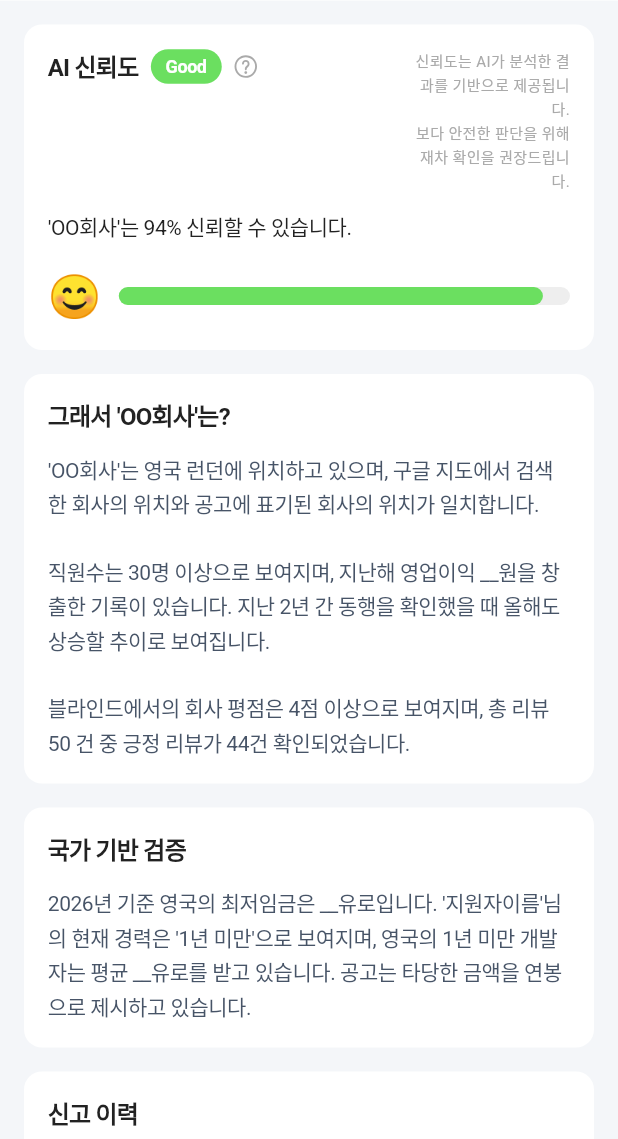
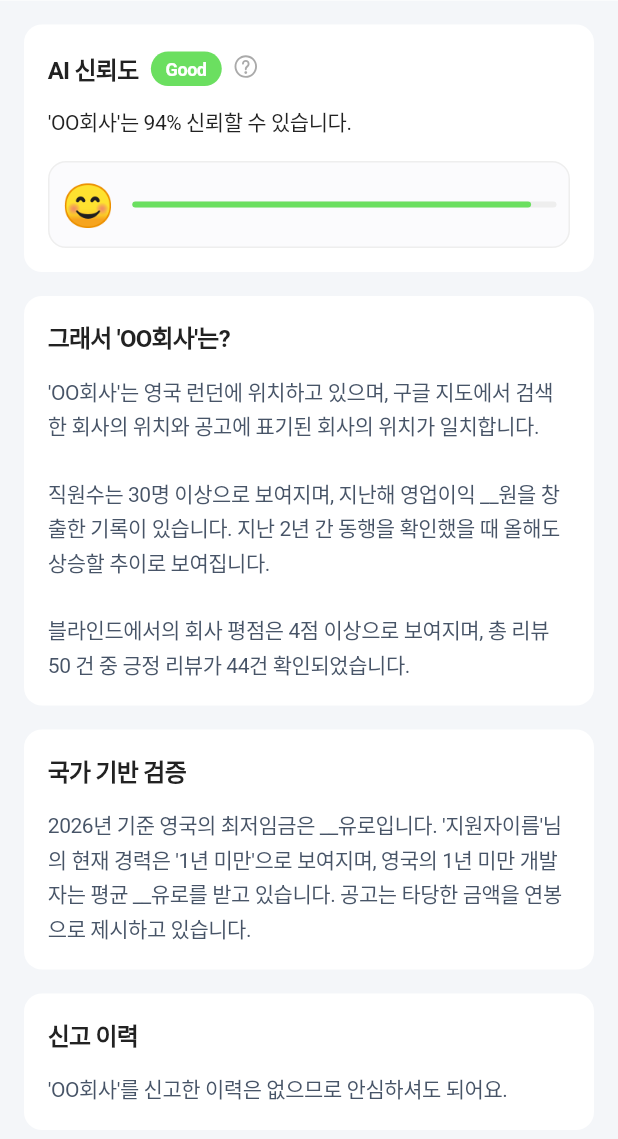
Before and after one commit to 2026-QUAD-S-Team-2/samak-front, a Flutter app: the AnalysisResultScreen screen opened directly, on a phone screen of 412 x 824 dp, the part 97-1236 px from its top. Run offline on Flutter 3.47's test engine with Material 3 defaults, Android fonts, the phone set to English and light mode, and no system bars; our stand-ins replace flutter_svg; project files that could hold a hidden picture were left out.

Commit message:
mod: #9 디자인에 맞게 수정: 툴팁 추가, 컨테이너 추가, bottom 패딩 추가

```diff
--- a/lib/core/design_system/app_colors.dart
+++ b/lib/core/design_system/app_colors.dart
@@ -28,6 +28,7 @@ class AppColors {
   static const Color gray200 = Color(0xFFEEEEEE);
   static const Color gray100 = Color(0xFFFBFBFD);
   static const Color textSecondary = Color(0xFF475467);
+  static const Color purple050 = Color(0xFFF6F6FE);
   static const Color purple100 = Color(0xFFEBE9FE);
   static const Color purple500 = Color(0xFF7A5AF8);
   static const Color purple600 = Color(0xFF6938EF);
--- a/lib/screens/analysis_result.dart
+++ b/lib/screens/analysis_result.dart
@@ -6,9 +6,7 @@ import '../core/design_system/app_text_styles.dart';
 import '../core/design_system/widgets/app_header.dart';
 import '../core/design_system/app_icons.dart';
 
-// ─────────────────────────────────────────────
 // 분석 결과 데이터 모델
-// ─────────────────────────────────────────────
 enum TrustLevel { good, bad, normal }
 
 class AnalysisResultData {
@@ -97,7 +95,7 @@ class AnalysisResultScreen extends StatelessWidget {
               content: data.reportHistory,
             ),
 
-            AppDimensions.verticalGap24,
+            SizedBox(height: AppDimensions.navigatorBarHeight),
           ],
         ),
       ),
@@ -106,13 +104,20 @@ class AnalysisResultScreen extends StatelessWidget {
 }
 
 // AI 신뢰도 카드
-class _TrustScoreCard extends StatelessWidget {
+class _TrustScoreCard extends StatefulWidget {
   final AnalysisResultData data;
 
   const _TrustScoreCard({required this.data});
 
+  @override
+  State<_TrustScoreCard> createState() => _TrustScoreCardState();
+}
+
+class _TrustScoreCardState extends State<_TrustScoreCard> {
+  bool _showTooltip = false;
+
   Color get _levelColor {
-    switch (data.trustLevel) {
+    switch (widget.data.trustLevel) {
       case TrustLevel.good:
         return AppColors.success;
       case TrustLevel.bad:
@@ -123,7 +128,7 @@ class _TrustScoreCard extends StatelessWidget {
   }
 
   String get _levelLabel {
-    switch (data.trustLevel) {
+    switch (widget.data.trustLevel) {
       case TrustLevel.good:
         return 'Good';
       case TrustLevel.bad:
@@ -133,11 +138,9 @@ class _TrustScoreCard extends StatelessWidget {
     }
   }
 
-  // 점수에 따른 이모지 결정
-  // TODO: svg 이모지로 변경
   String get _scoreEmoji {
-    if (data.trustScore >= 70) return '😊';
-    if (data.trustScore >= 40) return '😐';
+    if (widget.data.trustScore >= 70) return '😊';
+    if (widget.data.trustScore >= 40) return '😐';
     return '😟';
   }
 
@@ -153,22 +156,22 @@ class _TrustScoreCard extends StatelessWidget {
       child: Column(
         crossAxisAlignment: CrossAxisAlignment.start,
         children: [
-          // ── 헤더 행: AI 신뢰도 + 레벨 뱃지 + 물음표 아이콘 + 안내 텍스트 ──
+          // ── 헤더 행: AI 신뢰도 + 레벨 뱃지 + 물음표 아이콘 + [툴팁] ──
           Row(
             crossAxisAlignment: CrossAxisAlignment.start,
             children: [
-              // 왼쪽: 제목 + 뱃지 + 아이콘
-              Row(
-                crossAxisAlignment: CrossAxisAlignment.center,
-                children: [
-                  Text(
+              Padding(
+                padding: const EdgeInsets.only(top: 2.0),
+                child: Text(
                   'AI 신뢰도',
                   style: AppTypography.largeBold16.copyWith(letterSpacing: -0.5),
                 ),
+              ),
               const SizedBox(width: 8),
 
-                  // 신뢰도 레벨 뱃지 (Good / Normal / Bad)
-                  Container(
+              Padding(
+                padding: const EdgeInsets.only(top: 2.0),
+                child: Container(
                   padding: const EdgeInsets.symmetric(horizontal: 10, vertical: 3),
                   decoration: BoxDecoration(
                     color: _levelColor,
@@ -182,39 +185,53 @@ class _TrustScoreCard extends StatelessWidget {
                     ),
                   ),
                 ),
+              ),
 
               const SizedBox(width: 6),
 
-                  SvgPicture.asset(
+              GestureDetector(
+                onTap: () => setState(() => _showTooltip = !_showTooltip),
+                child: Padding(
+                  padding: const EdgeInsets.only(top: 2.0),
+                  child: SvgPicture.asset(
                     AppIcons.questionCircle,
                     width: 20,
                     height: 20,
-                    colorFilter: ColorFilter.mode(AppColors.gray500, BlendMode.srcIn),
-                  )
-                ],
+                    colorFilter: ColorFilter.mode(
+                      _showTooltip ? AppColors.gray900 : AppColors.gray500,
+                      BlendMode.srcIn,
+                    ),
+                  ),
+                ),
               ),
 
-              const Spacer(),
-
-              // 오른쪽: 안내 텍스트
+              if (_showTooltip) ...[
+                const SizedBox(width: 4),
                 Flexible(
+                  child: Container(
+                    padding: const EdgeInsets.symmetric(horizontal: 6, vertical: 6),
+                    decoration: BoxDecoration(
+                      color: AppColors.purple050,
+                      borderRadius: BorderRadius.circular(5),
+                    ),
                     child: Text(
-                  '신뢰도는 AI가 분석한 결과를 기반으로 제공됩니다.\n보다 안전한 판단을 위해 재차 확인을 권장드립니다.',
-                  style: AppTypography.small10.copyWith(
-                    color: AppColors.gray500,
-                    height: 1.5,
+                      '신뢰도는 AI가 분석한 결과를 기반으로 제공됩니다. 보다 안전한 판단을 위해 재차 확인을 권장드립니다.',
+                      style: AppTypography.small8.copyWith(
+                        color: AppColors.gray900,
+                        height: 1.0,
                       ),
-                  textAlign: TextAlign.end,
+                      softWrap: true,
                     ),
                   ),
+                ),
+              ],
             ],
           ),
 
           const SizedBox(height: 12),
 
-          // ── 신뢰도 퍼센트 텍스트 ──
           Text(
-            '\'${data.companyName}\'는 ${data.trustScore}% 신뢰할 수 있습니다.',
+            '\'${widget.data.companyName}\'는 ${widget.data.trustScore}% 신뢰할 수 있습니다.',
             style: AppTypography.middle14.copyWith(
               letterSpacing: -0.3,
               color: AppColors.gray900,
@@ -223,9 +240,8 @@ class _TrustScoreCard extends StatelessWidget {
 
           const SizedBox(height: 16),
 
-          // ── 신뢰도 진행 바 ──
           _TrustProgressBar(
-            score: data.trustScore,
+            score: widget.data.trustScore,
             emoji: _scoreEmoji,
             barColor: _levelColor,
           ),
@@ -235,9 +251,7 @@ class _TrustScoreCard extends StatelessWidget {
   }
 }
 
-// ─────────────────────────────────────────────
 // 신뢰도 프로그레스 바
-// ─────────────────────────────────────────────
 class _TrustProgressBar extends StatelessWidget {
   final int score;
   final String emoji;
@@ -253,7 +267,15 @@ class _TrustProgressBar extends StatelessWidget {
   Widget build(BuildContext context) {
     final double ratio = score.clamp(0, 100) / 100.0;
 
-    return Row(
+    return Container(
+      width: double.infinity,
+      decoration: BoxDecoration(
+        color: AppColors.gray100,
+        borderRadius: BorderRadius.circular(12),
+        border: Border.all(color: AppColors.gray200),
+      ),
+      padding: EdgeInsets.all(8),
+      child: Row(
         children: [
           // 이모지 아이콘
           Text(
@@ -271,15 +293,14 @@ class _TrustProgressBar extends StatelessWidget {
                   children: [
                     // 배경 트랙
                     Container(
-                    height: 12,
+                      height: 4,
                       decoration: BoxDecoration(
                         color: AppColors.gray200,
                         borderRadius: BorderRadius.circular(100),
                       ),
                     ),
-                  // 채워진 부분 (점수 비율만큼 너비 채움)
                     Container(
-                    height: 12,
+                      height: 4,
                       width: constraints.maxWidth * ratio,
                       decoration: BoxDecoration(
                         color: barColor,
@@ -292,13 +313,12 @@ class _TrustProgressBar extends StatelessWidget {
             ),
           ),
         ],
+      ),
     );
   }
 }
 
-// ─────────────────────────────────────────────
 // 공통 정보 섹션 카드 (그래서 ~, 국가 기반 검증, 신고 이력)
-// ─────────────────────────────────────────────
 class _InfoSection extends StatelessWidget {
   final String title;
   final String content;
```
Lines whose indentation alone changed are shown as unchanged.
